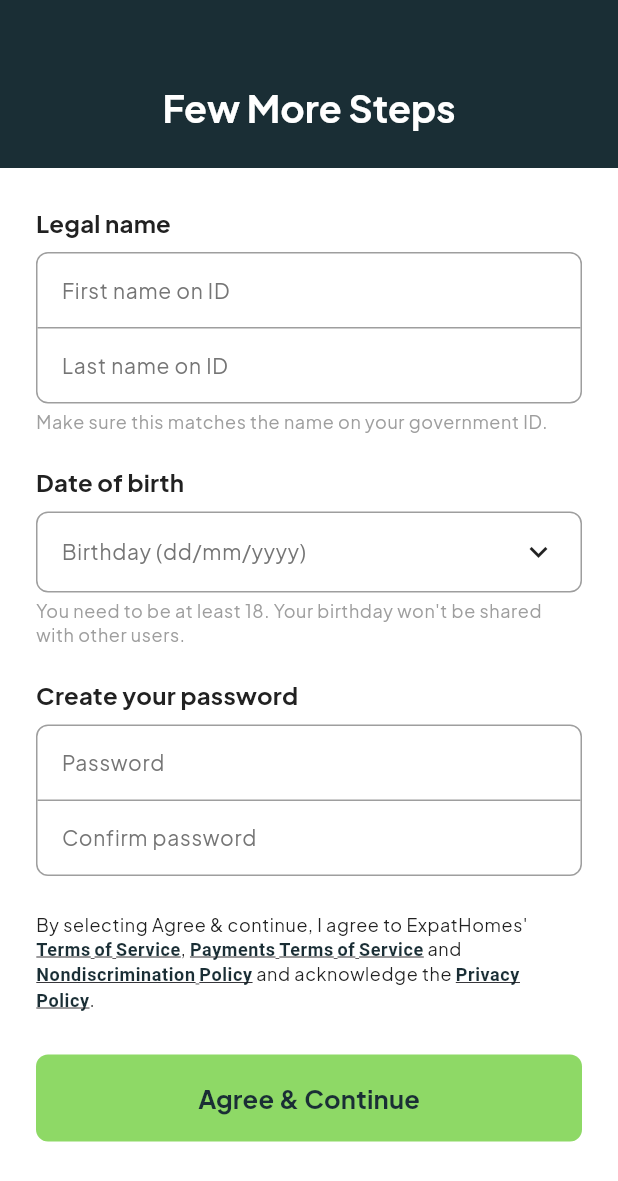
After one commit to mnelson-1/expat_homes, a Flutter app: the LandlordSignUpScreen screen opened directly, on a phone screen of 412 x 824 dp. The commit adds this screen. Shown: the top 1181 px of the screen. Run offline on Flutter 3.47's test engine with Material 3 defaults, Android fonts, the phone set to English and light mode, and no system bars; our stand-ins replace google_fonts.

Commit message:
added the landlord's signup page

```diff
--- a/expat_app/lib/screens/get_started_screen.dart
+++ b/expat_app/lib/screens/get_started_screen.dart
@@ -1,4 +1,5 @@
 import 'package:flutter/material.dart';
+import 'package:expat_app/screens/landlord_sign_up_screen.dart';
 import 'package:expat_app/screens/sign_in_screen.dart';
 import 'package:expat_app/screens/sign_up_screen.dart';
 
@@ -296,6 +297,14 @@ class _GetStartedScreenState extends State<GetStartedScreen> {
           );
           return;
         }
+        if (_selectedRole == _UserRole.landlord) {
+          Navigator.of(context).push(
+            MaterialPageRoute<void>(
+              builder: (_) => const LandlordSignUpScreen(),
+            ),
+          );
+          return;
+        }
         final email = _emailController.text.trim();
         if (email.isNotEmpty) {
           setState(() => _verificationMessageSent = true);
--- /dev/null
+++ b/expat_app/lib/screens/landlord_sign_up_screen.dart
@@ -0,0 +1,329 @@
+import 'package:flutter/material.dart';
+
+/// Palette for Landlord signup (mirrors Expat signup).
+class _LandlordSignUpColors {
+  static const Color primaryDark = Color(0xFF1A2E35);
+  static const Color accentGreen = Color(0xFF8ED966);
+  static const Color border = Color(0xFF9E9E9E);
+  static const Color hint = Color(0xFF757575);
+  static const Color helper = Color(0xFF9E9E9E);
+  static const Color bodyText = Color(0xFF212121);
+  static const Color link = Color(0xFF1A2E35);
+
+  static const double fieldFontSize = 14;
+  static const double helperFontSize = 12;
+}
+
+/// Landlord signup screen: legal name, DOB, password, terms, Agree & Continue.
+class LandlordSignUpScreen extends StatefulWidget {
+  const LandlordSignUpScreen({super.key});
+
+  @override
+  State<LandlordSignUpScreen> createState() => _LandlordSignUpScreenState();
+}
+
+class _LandlordSignUpScreenState extends State<LandlordSignUpScreen> {
+  final _firstNameController = TextEditingController();
+  final _lastNameController = TextEditingController();
+  final _passwordController = TextEditingController();
+  final _confirmPasswordController = TextEditingController();
+  DateTime? _dateOfBirth;
+
+  @override
+  void dispose() {
+    _firstNameController.dispose();
+    _lastNameController.dispose();
+    _passwordController.dispose();
+    _confirmPasswordController.dispose();
+    super.dispose();
+  }
+
+  Future<void> _pickDate(BuildContext context) async {
+    final picked = await showDatePicker(
+      context: context,
+      initialDate: _dateOfBirth ?? DateTime(2000, 1, 1),
+      firstDate: DateTime(1900),
+      lastDate: DateTime.now(),
+    );
+    if (picked != null) setState(() => _dateOfBirth = picked);
+  }
+
+  static String _formatDate(DateTime? d) {
+    if (d == null) return '';
+    return '${d.day.toString().padLeft(2, '0')}/${d.month.toString().padLeft(2, '0')}/${d.year}';
+  }
+
+  @override
+  Widget build(BuildContext context) {
+    final textTheme = Theme.of(context).textTheme;
+
+    return Scaffold(
+      backgroundColor: Colors.white,
+      body: Column(
+        children: [
+          _buildHeader(textTheme),
+          Expanded(
+            child: SingleChildScrollView(
+              padding: const EdgeInsets.symmetric(horizontal: 24),
+              child: Column(
+                crossAxisAlignment: CrossAxisAlignment.stretch,
+                children: [
+                  const SizedBox(height: 24),
+                  _buildSectionLabel(textTheme, 'Legal name'),
+                  const SizedBox(height: 8),
+                  _buildStackedFields(
+                    context,
+                    firstHint: 'First name on ID',
+                    secondHint: 'Last name on ID',
+                    firstController: _firstNameController,
+                    secondController: _lastNameController,
+                  ),
+                  const SizedBox(height: 4),
+                  _buildHelper(
+                    textTheme,
+                    'Make sure this matches the name on your government ID.',
+                  ),
+                  const SizedBox(height: 20),
+                  _buildSectionLabel(textTheme, 'Date of birth'),
+                  const SizedBox(height: 8),
+                  _buildDateField(context, textTheme),
+                  const SizedBox(height: 4),
+                  _buildHelper(
+                    textTheme,
+                    "You need to be at least 18. Your birthday won't be shared with other users.",
+                  ),
+                  const SizedBox(height: 20),
+                  _buildSectionLabel(textTheme, 'Create your password'),
+                  const SizedBox(height: 8),
+                  _buildStackedFields(
+                    context,
+                    firstHint: 'Password',
+                    secondHint: 'Confirm password',
+                    firstController: _passwordController,
+                    secondController: _confirmPasswordController,
+                    obscureText: true,
+                  ),
+                  const SizedBox(height: 24),
+                  _buildTermsText(textTheme),
+                  const SizedBox(height: 28),
+                  _buildAgreeButton(textTheme),
+                  const SizedBox(height: 32),
+                ],
+              ),
+            ),
+          ),
+        ],
+      ),
+    );
+  }
+
+  Widget _buildHeader(TextTheme textTheme) {
+    return Container(
+      width: double.infinity,
+      padding: const EdgeInsets.fromLTRB(24, 56, 24, 24),
+      color: _LandlordSignUpColors.primaryDark,
+      child: SafeArea(
+        bottom: false,
+        child: Text(
+          'Few More Steps',
+          style: textTheme.headlineMedium?.copyWith(
+            color: Colors.white,
+            fontSize: 25,
+            fontWeight: FontWeight.bold,
+          ),
+          textAlign: TextAlign.center,
+        ),
+      ),
+    );
+  }
+
+  Widget _buildSectionLabel(TextTheme textTheme, String label) {
+    return Text(
+      label,
+      style: textTheme.titleMedium?.copyWith(
+        color: _LandlordSignUpColors.bodyText,
+        fontWeight: FontWeight.bold,
+      ),
+    );
+  }
+
+  Widget _buildHelper(TextTheme textTheme, String text) {
+    return Text(
+      text,
+      style: textTheme.bodySmall?.copyWith(
+        color: _LandlordSignUpColors.helper,
+        fontSize: _LandlordSignUpColors.helperFontSize,
+      ),
+    );
+  }
+
+  TextStyle? _fieldTextStyle(BuildContext context) {
+    return Theme.of(context).textTheme.bodyLarge?.copyWith(
+          fontSize: _LandlordSignUpColors.fieldFontSize,
+          color: _LandlordSignUpColors.bodyText,
+        );
+  }
+
+  Widget _buildStackedFields(
+    BuildContext context, {
+    required String firstHint,
+    required String secondHint,
+    required TextEditingController firstController,
+    required TextEditingController secondController,
+    bool obscureText = false,
+  }) {
+    const padding = EdgeInsets.symmetric(horizontal: 16, vertical: 14);
+    return Container(
+      decoration: BoxDecoration(
+        color: Colors.white,
+        border: Border.all(color: _LandlordSignUpColors.border),
+        borderRadius: BorderRadius.circular(8),
+      ),
+      child: Column(
+        children: [
+          TextField(
+            controller: firstController,
+            obscureText: obscureText,
+            style: _fieldTextStyle(context),
+            decoration: InputDecoration(
+              hintText: firstHint,
+              hintStyle: TextStyle(
+                color: _LandlordSignUpColors.hint,
+                fontSize: _LandlordSignUpColors.fieldFontSize,
+              ),
+              border: InputBorder.none,
+              enabledBorder: InputBorder.none,
+              contentPadding: padding,
+            ),
+          ),
+          const Divider(height: 1, color: _LandlordSignUpColors.border),
+          TextField(
+            controller: secondController,
+            obscureText: obscureText,
+            style: _fieldTextStyle(context),
+            decoration: InputDecoration(
+              hintText: secondHint,
+              hintStyle: TextStyle(
+                color: _LandlordSignUpColors.hint,
+                fontSize: _LandlordSignUpColors.fieldFontSize,
+              ),
+              border: InputBorder.none,
+              enabledBorder: InputBorder.none,
+              contentPadding: padding,
+            ),
+          ),
+        ],
+      ),
+    );
+  }
+
+  Widget _buildDateField(BuildContext context, TextTheme textTheme) {
+    return GestureDetector(
+      onTap: () => _pickDate(context),
+      child: Container(
+        padding: const EdgeInsets.symmetric(horizontal: 16, vertical: 14),
+        decoration: BoxDecoration(
+          color: Colors.white,
+          border: Border.all(color: _LandlordSignUpColors.border),
+          borderRadius: BorderRadius.circular(8),
+        ),
+        child: Row(
+          children: [
+            Expanded(
+              child: Text(
+                _dateOfBirth == null
+                    ? 'Birthday (dd/mm/yyyy)'
+                    : _formatDate(_dateOfBirth),
+                style: _dateOfBirth == null
+                    ? textTheme.bodyLarge?.copyWith(
+                        color: _LandlordSignUpColors.hint,
+                        fontSize: _LandlordSignUpColors.fieldFontSize,
+                      )
+                    : _fieldTextStyle(context),
+              ),
+            ),
+            const Icon(
+              Icons.keyboard_arrow_down,
+              color: _LandlordSignUpColors.bodyText,
+            ),
+          ],
+        ),
+      ),
+    );
+  }
+
+  Widget _buildTermsText(TextTheme textTheme) {
+    return RichText(
+      text: TextSpan(
+        style: textTheme.bodySmall?.copyWith(
+          color: _LandlordSignUpColors.bodyText,
+          fontSize: _LandlordSignUpColors.helperFontSize,
+        ),
+        children: [
+          const TextSpan(
+            text:
+                'By selecting Agree & continue, I agree to ExpatHomes\' ',
+          ),
+          TextSpan(
+            text: 'Terms of Service',
+            style: TextStyle(
+              color: _LandlordSignUpColors.link,
+              fontWeight: FontWeight.w600,
+              decoration: TextDecoration.underline,
+            ),
+          ),
+          const TextSpan(text: ', '),
+          TextSpan(
+            text: 'Payments Terms of Service',
+            style: TextStyle(
+              color: _LandlordSignUpColors.link,
+              fontWeight: FontWeight.w600,
+              decoration: TextDecoration.underline,
+            ),
+          ),
+          const TextSpan(text: ' and '),
+          TextSpan(
+            text: 'Nondiscrimination Policy',
+            style: TextStyle(
+              color: _LandlordSignUpColors.link,
+              fontWeight: FontWeight.w600,
+              decoration: TextDecoration.underline,
+            ),
+          ),
+          const TextSpan(text: ' and acknowledge the '),
+          TextSpan(
+            text: 'Privacy Policy',
+            style: TextStyle(
+              color: _LandlordSignUpColors.link,
+              fontWeight: FontWeight.w600,
+              decoration: TextDecoration.underline,
+            ),
+          ),
+          const TextSpan(text: '.'),
+        ],
+      ),
+    );
+  }
+
+  Widget _buildAgreeButton(TextTheme textTheme) {
+    return FilledButton(
+      onPressed: () {},
+      style: FilledButton.styleFrom(
+        backgroundColor: _LandlordSignUpColors.accentGreen,
+        foregroundColor: _LandlordSignUpColors.primaryDark,
+        padding: const EdgeInsets.symmetric(vertical: 16),
+        shape: RoundedRectangleBorder(
+          borderRadius: BorderRadius.circular(8),
+        ),
+      ),
+      child: Text(
+        'Agree & Continue',
+        style: textTheme.titleMedium?.copyWith(
+          color: _LandlordSignUpColors.primaryDark,
+          fontWeight: FontWeight.bold,
+          fontSize: 17,
+        ),
+      ),
+    );
+  }
+}
--- a/expat_app/lib/screens/splash_screen.dart
+++ b/expat_app/lib/screens/splash_screen.dart
@@ -44,7 +44,8 @@ class _SplashScreenState extends State<SplashScreen>
   @override
   void initState() {
     super.initState();
-    _controller = AnimationController(
+    _controller =
+        AnimationController(
             vsync: this,
             duration: Duration(milliseconds: (_totalDuration * 1000).round()),
           )
@@ -71,9 +72,11 @@ class _SplashScreenState extends State<SplashScreen>
     final t = _t;
     if (t < _phase1SweepEnd) return (1, curve.transform(t / _sweepDuration));
     if (t < _phase1HoldEnd) return (1, 1.0);
-    if (t < _phase2SweepEnd) return (2, curve.transform((t - _phase2Start) / _sweepDuration));
+    if (t < _phase2SweepEnd)
+      return (2, curve.transform((t - _phase2Start) / _sweepDuration));
     if (t < _phase2HoldEnd) return (2, 1.0);
-    if (t < _phase3SweepEnd) return (3, curve.transform((t - _phase3Start) / _sweepDuration));
+    if (t < _phase3SweepEnd)
+      return (3, curve.transform((t - _phase3Start) / _sweepDuration));
     if (t < _phase3HoldEnd) return (3, 1.0);
     if (t < _phase4DiagonalEnd) {
       final linear = (t - _phase4Start) / _curtainDuration;
@@ -85,14 +88,16 @@ class _SplashScreenState extends State<SplashScreen>
   @override
   Widget build(BuildContext context) {
     return Scaffold(
-      backgroundColor: const Color(0xFF212C2F),
+      backgroundColor: const Color(0xFF1A2E35),
       body: Center(
         child: AnimatedBuilder(
           animation: _controller,
           builder: (context, _) {
             final (phase, progress) = _phaseProgress();
 
-            final baseStyle = Theme.of(context).textTheme.headlineMedium?.copyWith(
+            final baseStyle = Theme.of(
+              context,
+            ).textTheme.headlineMedium?.copyWith(
               color: Colors.white,
               fontSize: 48,
               fontWeight: FontWeight.bold,
@@ -102,9 +107,7 @@ class _SplashScreenState extends State<SplashScreen>
             final baseText = Text(_word, style: baseStyle);
             final greenText = Text(
               _word,
-              style: baseStyle?.copyWith(
-                color: const Color(0xFF8ED966),
-              ),
+              style: baseStyle?.copyWith(color: const Color(0xFF8ED966)),
             );
 
             return Stack(
```
Lines whose indentation alone changed are shown as unchanged.
